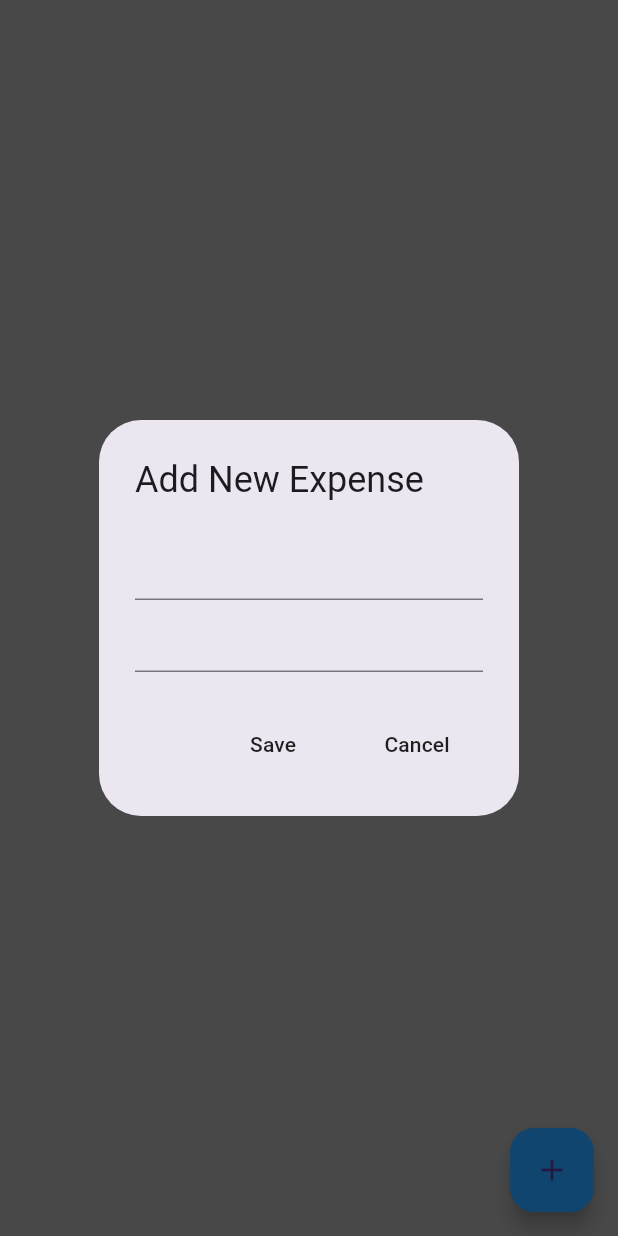
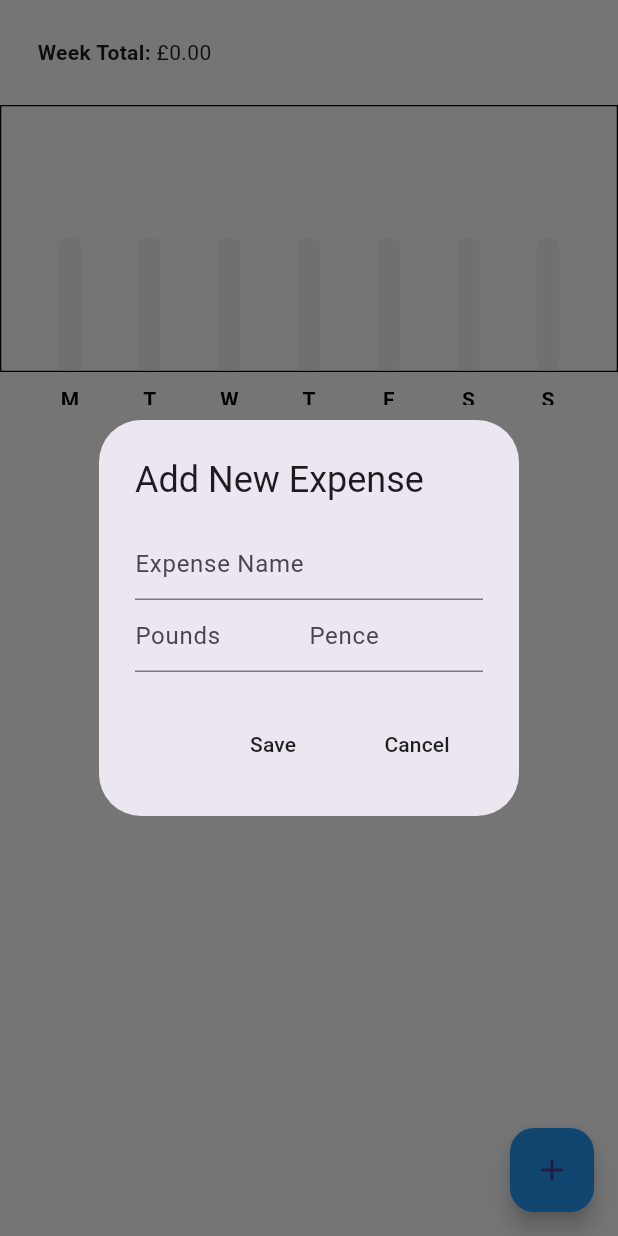
Before and after one commit to LTownsend99/Budget_App, a Flutter app: the screen it shows after launch, after a tap on the "add" icon, on a phone screen of 412 x 824 dp. Run offline on Flutter 3.47's test engine with Material 3 defaults, Android fonts, the phone set to English and light mode, and no system bars; drawn by our look-alikes of fl_chart; our stand-ins replace flutter_slidable, hive_flutter; accounts and stored records are empty.

Commit message:
expand expense code logic and add bar chart to show expenses

```diff
--- /dev/null
+++ b/lib/components/expense_summary.dart
@@ -0,0 +1,130 @@
+import 'package:budget_app/data/expense_data.dart';
+import 'package:budget_app/datetime/date_time_helper.dart';
+import 'package:budget_app/graphs/daily_bar_graph.dart';
+import 'package:flutter/material.dart';
+import 'package:provider/provider.dart';
+
+class ExpenseSummary extends StatelessWidget {
+  final DateTime startOfWeek;
+
+  const ExpenseSummary({super.key, required this.startOfWeek});
+
+  double calculateMax(
+      ExpenseData value,
+      String monday,
+      String tuesday,
+      String wednesday,
+      String thursday,
+      String friday,
+      String saturday,
+      String sunday) {
+    double? max = 100;
+
+    List<double> values = [
+      value.calculateDailyExpenseSummary()[monday] ?? 0,
+      value.calculateDailyExpenseSummary()[tuesday] ?? 0,
+      value.calculateDailyExpenseSummary()[wednesday] ?? 0,
+      value.calculateDailyExpenseSummary()[thursday] ?? 0,
+      value.calculateDailyExpenseSummary()[friday] ?? 0,
+      value.calculateDailyExpenseSummary()[saturday] ?? 0,
+      value.calculateDailyExpenseSummary()[sunday] ?? 0,
+    ];
+
+    //sort values smallest to largest
+    values.sort();
+
+    // increase slightly so the bar is never full
+    max = values.last * 1.1;
+
+    return max == 0 ? 100 : max;
+  }
+
+  String calculateWeekTotal(
+      ExpenseData value,
+      String monday,
+      String tuesday,
+      String wednesday,
+      String thursday,
+      String friday,
+      String saturday,
+      String sunday) {
+    List<double> values = [
+      value.calculateDailyExpenseSummary()[monday] ?? 0,
+      value.calculateDailyExpenseSummary()[tuesday] ?? 0,
+      value.calculateDailyExpenseSummary()[wednesday] ?? 0,
+      value.calculateDailyExpenseSummary()[thursday] ?? 0,
+      value.calculateDailyExpenseSummary()[friday] ?? 0,
+      value.calculateDailyExpenseSummary()[saturday] ?? 0,
+      value.calculateDailyExpenseSummary()[sunday] ?? 0,
+    ];
+
+    double total = 0;
+    for (int i = 0; i < values.length; i++) {
+      total += values[i];
+    }
+
+    return total.toStringAsFixed(2);
+  }
+
+  @override
+  Widget build(BuildContext context) {
+    //get yyyymmdd for each day of the week
+
+    String monday =
+        convertDateTimeToString(startOfWeek.add(const Duration(days: 0)));
+    String tuesday =
+        convertDateTimeToString(startOfWeek.add(const Duration(days: 1)));
+    String wednesday =
+        convertDateTimeToString(startOfWeek.add(const Duration(days: 2)));
+    String thursday =
+        convertDateTimeToString(startOfWeek.add(const Duration(days: 3)));
+    String friday =
+        convertDateTimeToString(startOfWeek.add(const Duration(days: 4)));
+    String saturday =
+        convertDateTimeToString(startOfWeek.add(const Duration(days: 5)));
+    String sunday =
+        convertDateTimeToString(startOfWeek.add(const Duration(days: 6)));
+
+    return Consumer<ExpenseData>(
+        builder: (context, value, child) => Column(
+              children: [
+                //week total
+                Padding(
+                  padding: const EdgeInsets.all(25.0),
+                  child: Row(
+                    children: [
+                      const Text(
+                        'Week Total: ',
+                        style: TextStyle(fontWeight: FontWeight.bold),
+                      ),
+                      Text('\£${calculateWeekTotal(value, monday, tuesday, wednesday,
+                          thursday, friday, saturday, sunday)}'),
+                    ],
+                  ),
+                ),
+
+                //bar graph
+                SizedBox(
+                    height: 200,
+                    child: DailyBarGraph(
+                      maxY: calculateMax(value, monday, tuesday, wednesday,
+                          thursday, friday, saturday, sunday),
+                      mondayAmount:
+                          value.calculateDailyExpenseSummary()[monday] ?? 0,
+                      tuesdayAmount:
+                          value.calculateDailyExpenseSummary()[tuesday] ?? 0,
+                      wednesdayAmount:
+                          value.calculateDailyExpenseSummary()[wednesday] ?? 0,
+                      thursdayAmount:
+                          value.calculateDailyExpenseSummary()[thursday] ?? 0,
+                      fridayAmount:
+                          value.calculateDailyExpenseSummary()[friday] ?? 0,
+                      saturdayAmount:
+                          value.calculateDailyExpenseSummary()[saturday] ?? 0,
+                      sundayAmount:
+                          value.calculateDailyExpenseSummary()[sunday] ?? 0,
+                    )),
+              ],
+            ));
+  }
+}
--- a/lib/components/expense_tile.dart
+++ b/lib/components/expense_tile.dart
@@ -1,24 +1,41 @@
 import 'package:budget_app/datetime/date_time_helper.dart';
 import 'package:flutter/material.dart';
+import 'package:flutter_slidable/flutter_slidable.dart';
 
 class ExpenseTile extends StatelessWidget {
-
   final String name;
   final String amount;
   final DateTime dateTime;
+  void Function(BuildContext)? deleteTapped;
 
-  const ExpenseTile({super.key,
+  ExpenseTile({
+    super.key,
     required this.name,
     required this.amount,
-    required this.dateTime,});
+    required this.dateTime,
+    required this.deleteTapped,
+  });
 
   @override
   Widget build(BuildContext context) {
-    return ListTile(
-      title: Text(name),
-      subtitle: Text(convertDateTimeToString(dateTime)),
-      trailing: Text('£$amount'),
+    return Slidable(
+      endActionPane: ActionPane(
+        motion: const StretchMotion(),
+        children: [
+          //delete button
+          SlidableAction(
+            onPressed: deleteTapped,
+            icon: Icons.delete,
+            backgroundColor: Colors.red,
+            borderRadius: BorderRadius.circular(4),
+          )
+        ],
+      ),
+      child: ListTile(
+        title: Text(name),
+        subtitle: Text(convertDateTimeToString(dateTime)),
+        trailing: Text('£$amount'),
+      ),
     );
   }
-
 }
--- a/lib/data/expense_data.dart
+++ b/lib/data/expense_data.dart
@@ -1,6 +1,7 @@
 import 'package:budget_app/datetime/date_time_helper.dart';
 import 'package:budget_app/models/expense_item.dart';
 import 'package:flutter/cupertino.dart';
+import 'package:budget_app/data/hive_database.dart';
 
 class ExpenseData extends ChangeNotifier{
   // list ALL expenses
@@ -13,12 +14,24 @@ class ExpenseData extends ChangeNotifier{
     return overallExpenses;
   }
 
+  //prepare data to display
+  final db = HiveDataBase();
+
+  void prepareData(){
+
+    if(db.readData().isNotEmpty)
+    {
+      overallExpenses = db.readData();
+    }
+  }
+
   // add new expense
 
   void addNewExpense(ExpenseItem expenseItem) {
     overallExpenses.add(expenseItem);
 
     notifyListeners();
+    db.saveData(overallExpenses);
   }
 
   // delete expense
@@ -27,6 +40,7 @@ class ExpenseData extends ChangeNotifier{
     overallExpenses.remove(expenseItem);
 
     notifyListeners();
+    db.saveData(overallExpenses);
   }
 
 //get weekday from a dataTime object
--- /dev/null
+++ b/lib/data/hive_database.dart
@@ -0,0 +1,53 @@
+import 'package:budget_app/models/expense_item.dart';
+import 'package:hive_flutter/adapters.dart';
+
+class HiveDataBase {
+  final _myBox = Hive.box("expense_database");
+
+  //write data
+  void saveData(List<ExpenseItem> allExpenses) {
+    // convert expense item objects into items that can be stored in the database
+
+    List<List<dynamic>> allExpensesFormatted = [];
+
+    for (var expense in allExpenses) {
+      List<dynamic> expenseFormatted = [
+        expense.name,
+        expense.amount,
+        expense.dateTime,
+      ];
+
+      allExpensesFormatted.add(expenseFormatted);
+    }
+
+    //store list in the database
+    _myBox.put("ALL_EXPENSES", allExpensesFormatted);
+  }
+
+  // read data
+
+  List<ExpenseItem> readData() {
+
+    // convert database item objects into expense items
+
+    List savedExpenses = _myBox.get("ALL_EXPENSES") ?? [];
+    List <ExpenseItem> allExpenses = [];
+
+    for(int i = 0; i < savedExpenses.length; i++)
+      {
+        String name = savedExpenses[i][0];
+        String amount = savedExpenses[i][1];
+        DateTime dateTime = savedExpenses[i][2];
+
+        ExpenseItem expense = ExpenseItem(
+            name: name,
+            amount: amount,
+            dateTime: dateTime);
+
+        allExpenses.add(expense);
+
+      }
+
+    return allExpenses;
+  }
+}
--- /dev/null
+++ b/lib/graphs/bar_data.dart
@@ -0,0 +1,50 @@
+import 'package:budget_app/graphs/individual_bar.dart';
+
+class BarData
+{
+  final double mondayAmount;
+  final double tuesdayAmount;
+  final double wednesdayAmount;
+  final double thursdayAmount;
+  final double fridayAmount;
+  final double saturdayAmount;
+  final double sundayAmount;
+
+  BarData({
+    required this.mondayAmount,
+    required this.tuesdayAmount,
+    required this.wednesdayAmount,
+    required this.thursdayAmount,
+    required this.fridayAmount,
+    required this.saturdayAmount,
+    required this.sundayAmount
+});
+
+  List<IndividualBar> barData = [];
+
+  void initializeBarData()
+  {
+    barData = [
+      //Monday
+      IndividualBar(x: 0, y: mondayAmount),
+
+      //Tuesday
+      IndividualBar(x: 1, y: tuesdayAmount),
+
+      //Wednesday
+      IndividualBar(x: 2, y: wednesdayAmount),
+
+      //Thursday
+      IndividualBar(x: 3, y: thursdayAmount),
+
+      //Friday
+      IndividualBar(x: 4, y: fridayAmount),
+
+      //Saturday
+      IndividualBar(x: 5, y: saturdayAmount),
+
+      //Sunday
+      IndividualBar(x: 6, y: sundayAmount)
+    ];
+  }
+}
--- /dev/null
+++ b/lib/graphs/daily_bar_graph.dart
@@ -0,0 +1,117 @@
+import 'package:budget_app/graphs/bar_data.dart';
+import 'package:flutter/material.dart';
+import 'package:fl_chart/fl_chart.dart';
+
+class DailyBarGraph extends StatelessWidget {
+  final double? maxY;
+  final double mondayAmount;
+  final double tuesdayAmount;
+  final double wednesdayAmount;
+  final double thursdayAmount;
+  final double fridayAmount;
+  final double saturdayAmount;
+  final double sundayAmount;
+
+  const DailyBarGraph(
+      {super.key,
+      required this.maxY,
+      required this.mondayAmount,
+      required this.tuesdayAmount,
+      required this.wednesdayAmount,
+      required this.thursdayAmount,
+      required this.fridayAmount,
+      required this.saturdayAmount,
+      required this.sundayAmount});
+
+  @override
+  Widget build(BuildContext context) {
+    BarData barData = BarData(
+        mondayAmount: mondayAmount,
+        tuesdayAmount: tuesdayAmount,
+        wednesdayAmount: wednesdayAmount,
+        thursdayAmount: thursdayAmount,
+        fridayAmount: fridayAmount,
+        saturdayAmount: saturdayAmount,
+        sundayAmount: sundayAmount);
+
+    barData.initializeBarData();
+
+    return BarChart(BarChartData(
+      maxY: 200,
+      minY: 0,
+      backgroundColor: Colors.white,
+      titlesData: FlTitlesData(
+        show: true,
+        topTitles: AxisTitles(sideTitles: SideTitles(showTitles: false)),
+        rightTitles: AxisTitles(sideTitles: SideTitles(showTitles: false)),
+        leftTitles: AxisTitles(sideTitles: SideTitles(showTitles: false)),
+        bottomTitles: AxisTitles(
+            sideTitles: SideTitles(
+                showTitles: true,
+            getTitlesWidget: getBottomTitles))
+      ),
+      gridData: FlGridData(show: false),
+      borderData: FlBorderData(show: true),
+      barGroups: barData.barData
+          .map(
+            (data) => BarChartGroupData(
+              x: data.x,
+              barRods: [
+                BarChartRodData(
+                  toY: data.y,
+                  color: Colors.blue,
+                  width: 15,
+                  borderRadius: BorderRadius.circular(4),
+                  backDrawRodData: BackgroundBarChartRodData(
+                    show: true,
+                    toY: maxY,
+                    color: Colors.grey[100],
+                  )
+                ),
+              ],
+            ),
+          )
+          .toList(),
+    ));
+  }
+}
+
+Widget getBottomTitles(double value, TitleMeta meta)
+{
+  const style = TextStyle(
+    color: Colors.black,
+    fontWeight: FontWeight.bold,
+    fontSize:  14,
+  );
+
+  Widget text;
+  switch (value.toInt())
+  {
+    case 0:
+      text = const Text('M', style: style);
+      break;
+    case 1:
+      text = const Text('T', style: style);
+      break;
+    case 2:
+      text = const Text('W', style: style);
+      break;
+    case 3:
+      text = const Text('T', style: style);
+      break;
+    case 4:
+      text = const Text('F', style: style);
+      break;
+    case 5:
+      text = const Text('S', style: style);
+      break;
+    case 6:
+      text = const Text('S', style: style);
+      break;
+    default:
+      text = const Text('', style: style);
+      break;
+  }
+
+  return SideTitleWidget(axisSide: meta.axisSide,child: text,);
+}
--- /dev/null
+++ b/lib/graphs/individual_bar.dart
@@ -0,0 +1,7 @@
+class IndividualBar{
+
+  final int x;
+  final double y;
+
+  IndividualBar({required this.x, required this.y});
+}
--- a/lib/main.dart
+++ b/lib/main.dart
@@ -1,9 +1,17 @@
 import 'package:budget_app/data/expense_data.dart';
 import 'package:budget_app/pages/home.dart';
 import 'package:flutter/material.dart';
+import 'package:hive_flutter/adapters.dart';
 import 'package:provider/provider.dart';
 
-void main() {
+void main() async {
+
+  //initialize Hive
+  await Hive.initFlutter();
+
+  // open hive box
+  await Hive.openBox("expense_database2");
+
   runApp(const MyApp());
 }
 
--- a/lib/pages/home.dart
+++ b/lib/pages/home.dart
@@ -1,3 +1,4 @@
+import 'package:budget_app/components/expense_summary.dart';
 import 'package:budget_app/components/expense_tile.dart';
 import 'package:budget_app/data/expense_data.dart';
 import 'package:budget_app/models/expense_item.dart';
@@ -13,7 +14,15 @@ class HomePage extends StatefulWidget {
 
 class _MyHomePageState extends State<HomePage> {
   final newExpenseNameController = TextEditingController();
-  final newExpenseAmountController = TextEditingController();
+  final newExpensePoundController = TextEditingController();
+  final newExpensePenceController = TextEditingController();
+
+  @override
+  void initState() {
+    super.initState();
+
+    Provider.of<ExpenseData>(context, listen: false).prepareData();
+  }
 
   //addNewExpense Method
   void addNewExpense() {
@@ -27,10 +36,35 @@ class _MyHomePageState extends State<HomePage> {
                   //expense name
                   TextField(
                     controller: newExpenseNameController,
+                    decoration: const InputDecoration(
+                      hintText: "Expense Name",
+                    ),
                   ),
                   // expense amount
-                  TextField(
-                    controller: newExpenseAmountController,
+                  Row(
+                    children: [
+                      //pounds
+                      Expanded(
+                        child: TextField(
+                          controller: newExpensePoundController,
+                          keyboardType: TextInputType.number,
+                          decoration: const InputDecoration(
+                            hintText: "Pounds",
+                          ),
+                        ),
+                      ),
+
+                      //pence
+                      Expanded(
+                        child: TextField(
+                          controller: newExpensePenceController,
+                          keyboardType: TextInputType.number,
+                          decoration: const InputDecoration(
+                            hintText: "Pence",
+                          ),
+                        ),
+                      ),
+                    ],
                   ),
                   // expense date
                 ],
@@ -51,15 +85,28 @@ class _MyHomePageState extends State<HomePage> {
             ));
   }
 
+  // delete expense
+
+  void deleteExpense(ExpenseItem expenseItem) {
+    Provider.of<ExpenseData>(context, listen: false).deleteExpense(expenseItem);
+  }
+
   void save() {
+    if (newExpenseNameController.text.isNotEmpty &&
+        newExpensePoundController.text.isNotEmpty &&
+        newExpensePenceController.text.isNotEmpty) {
+
+      String amount =
+          newExpensePoundController.text + '.' + newExpensePenceController.text;
       ExpenseItem newExpenseItem = ExpenseItem(
         name: newExpenseNameController.text,
-      amount: newExpenseAmountController.text,
+        amount: amount,
         dateTime: DateTime.now(),
       );
 
       Provider.of<ExpenseData>(context, listen: false)
           .addNewExpense(newExpenseItem);
+    }
 
     Navigator.pop(context);
     clear();
@@ -71,7 +118,8 @@ class _MyHomePageState extends State<HomePage> {
   }
 
   void clear() {
-    newExpenseAmountController.clear();
+    newExpensePoundController.clear();
+    newExpensePenceController.clear();
     newExpenseNameController.clear();
   }
 
@@ -79,20 +127,32 @@ class _MyHomePageState extends State<HomePage> {
   Widget build(BuildContext context) {
     return Consumer<ExpenseData>(
       builder: (context, value, child) => Scaffold(
-        backgroundColor: Colors.grey,
+          backgroundColor: Colors.white,
           floatingActionButton: FloatingActionButton(
             backgroundColor: Colors.blue,
             onPressed: addNewExpense,
             child: Icon(Icons.add),
           ),
-        body: ListView.builder(
+          body: ListView(
+            children: [
+              //weekly summary
+              ExpenseSummary(startOfWeek: value.startOfWeekDate()),
+
+              //expense List
+              ListView.builder(
+                shrinkWrap: true,
+                physics: const NeverScrollableScrollPhysics(),
                 itemCount: value.getOverallExpenses().length,
                 itemBuilder: (context, index) => ExpenseTile(
                   name: value.getOverallExpenses()[index].name,
                   amount: value.getOverallExpenses()[index].amount,
-              dateTime: value.getOverallExpenses()[index].dateTime),
+                  dateTime: value.getOverallExpenses()[index].dateTime,
+                  deleteTapped: (p0) =>
+                      deleteExpense(value.getOverallExpenses()[index]),
                 ),
               ),
+            ],
+          )),
     );
   }
 }
```
Also changed, not shown: pubspec.yaml (+6 -1 lines), pubspec.lock. Lines whose indentation alone changed are shown as unchanged.
